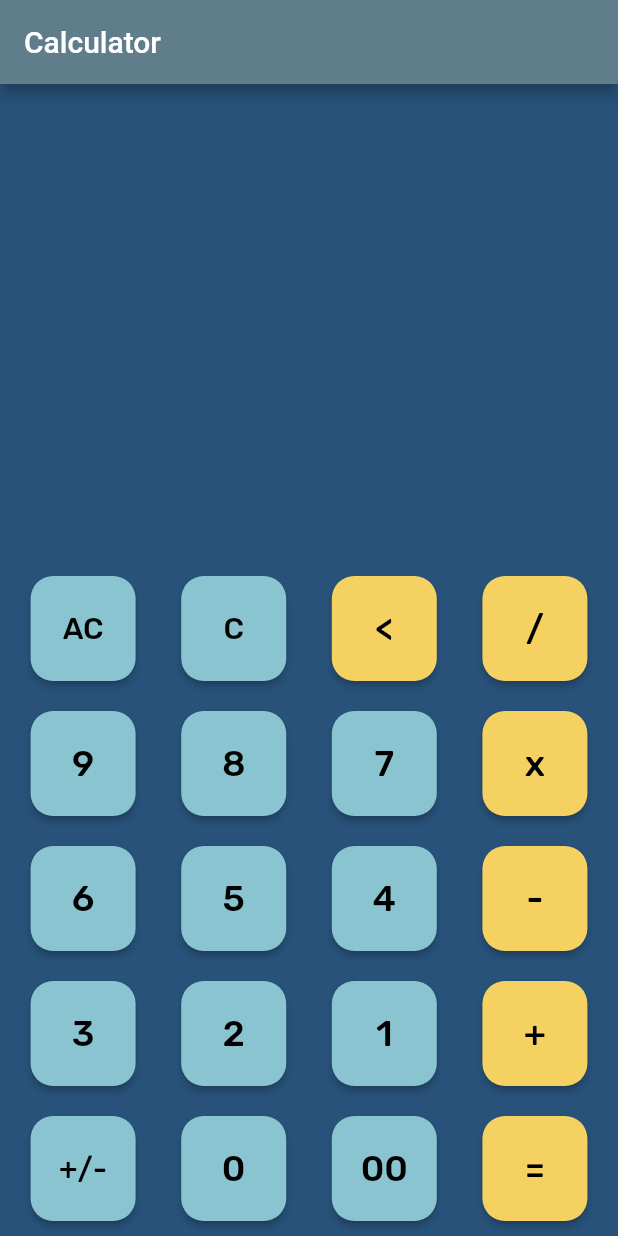
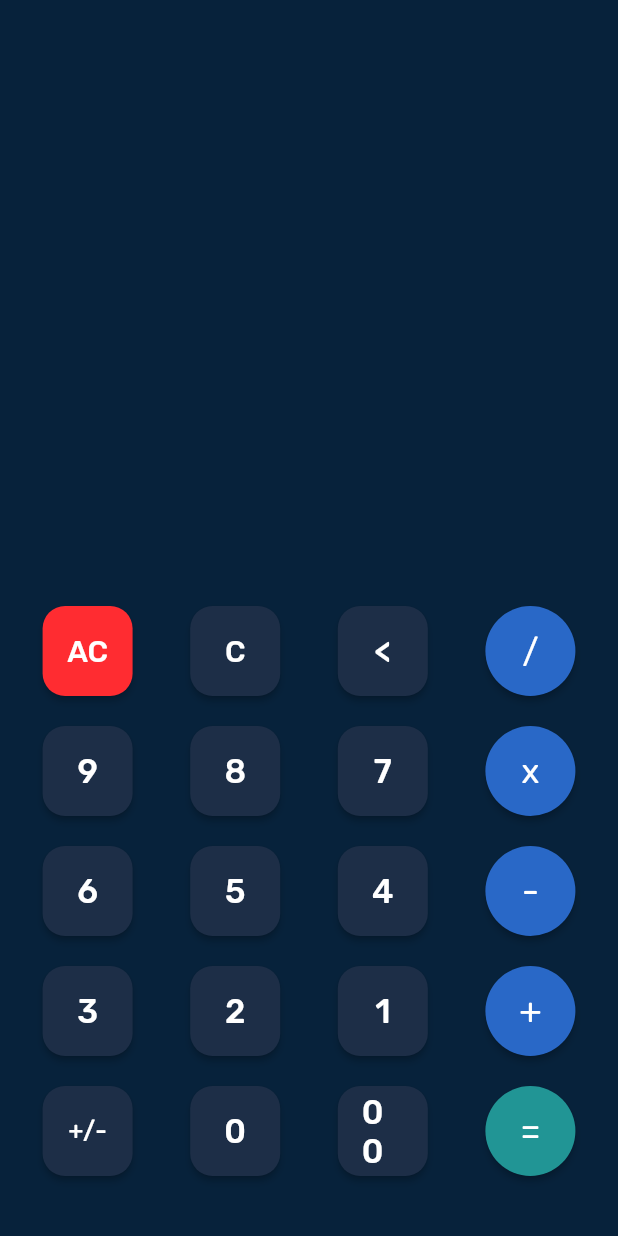
Before and after one commit to jigudobariya/flutter_calculator, a Flutter app: the screen it shows after launch, on a phone screen of 412 x 824 dp. Run offline on Flutter 3.47's test engine with Material 2 defaults, Android fonts, the phone set to English and light mode, and no system bars; our stand-ins replace google_fonts.

Commit message:
ui design change

```diff
--- a/lib/main.dart
+++ b/lib/main.dart
@@ -1,6 +1,7 @@
 import 'package:flutter/material.dart';
 import 'package:google_fonts/google_fonts.dart';
-import './widgets/calculator_button.dart';
+import 'widgets/calculator_button.dart';
+import 'widgets/operation_button.dart';
 
 void main() {
   runApp(const CalculatorApp());
@@ -22,7 +23,7 @@ class _CalculatorAppState extends State<CalculatorApp> {
   late String operation = '';
 
   void btnOnClick(String btnval) {
-    print(btnval);
+    // print(btnval);
     if (btnval == 'C') {
       textToDisplay = ' ';
       firstNum = 0;
@@ -87,13 +88,15 @@ class _CalculatorAppState extends State<CalculatorApp> {
         primarySwatch: Colors.blueGrey,
       ),
       home: Scaffold(
-        appBar: AppBar(
-          title: Text(
-            "Calculator",
-          ),
-        ),
-        backgroundColor: Color(0xff28527a),
+        // appBar: AppBar(
+        //   title: Text(
+        //     "Calculator",
+        //   ),
+        // ),
+        backgroundColor: Color(0xFF07223B),
         body: Container(
+          child: Padding(
+            padding: const EdgeInsets.only(bottom: 30),
             child: Column(
               mainAxisAlignment: MainAxisAlignment.end,
               children: [
@@ -128,30 +131,30 @@ class _CalculatorAppState extends State<CalculatorApp> {
                   children: [
                     CalculatorButton(
                       text: 'AC',
-                    fillColor: 0xff8ac4d0,
-                    textColor: 0xff000000,
+                      fillColor: 0xFFFF2C31,
+                      textColor: 0xffffffff,
                       textSize: 20,
                       callBack: btnOnClick,
                     ),
                     CalculatorButton(
                       text: 'C',
-                    fillColor: 0xff8ac4d0,
-                    textColor: 0xff000000,
+                      fillColor: 0xff1D2E47,
+                      textColor: 0xffffffff,
                       textSize: 20,
                       callBack: btnOnClick,
                     ),
                     CalculatorButton(
                       text: '<',
-                    fillColor: 0xfff4d160,
-                    textColor: 0xff000000,
-                    textSize: 24,
+                      fillColor: 0xff1D2E47,
+                      textColor: 0xffffffff,
+                      textSize: 22,
                       callBack: btnOnClick,
                     ),
-                  CalculatorButton(
+                    OperationButton(
                       text: '/',
-                    fillColor: 0xfff4d160,
-                    textColor: 0xff000000,
-                    textSize: 24,
+                      fillColor: 0xff2968C7,
+                      textColor: 0xffffffff,
+                      textSize: 22,
                       callBack: btnOnClick,
                     ),
                   ],
@@ -161,30 +164,30 @@ class _CalculatorAppState extends State<CalculatorApp> {
                   children: [
                     CalculatorButton(
                       text: '9',
-                    fillColor: 0xff8ac4d0,
-                    textColor: 0xff000000,
-                    textSize: 24,
+                      fillColor: 0xff1D2E47,
+                      textColor: 0xffffffff,
+                      textSize: 22,
                       callBack: btnOnClick,
                     ),
                     CalculatorButton(
                       text: '8',
-                    fillColor: 0xff8ac4d0,
-                    textColor: 0xff000000,
-                    textSize: 24,
+                      fillColor: 0xff1D2E47,
+                      textColor: 0xffffffff,
+                      textSize: 22,
                       callBack: btnOnClick,
                     ),
                     CalculatorButton(
                       text: '7',
-                    fillColor: 0xff8ac4d0,
-                    textColor: 0xff000000,
-                    textSize: 24,
+                      fillColor: 0xff1D2E47,
+                      textColor: 0xffffffff,
+                      textSize: 22,
                       callBack: btnOnClick,
                     ),
-                  CalculatorButton(
+                    OperationButton(
                       text: 'x',
-                    fillColor: 0xfff4d160,
-                    textColor: 0xff000000,
-                    textSize: 24,
+                      fillColor: 0xff2968C7,
+                      textColor: 0xffffffff,
+                      textSize: 22,
                       callBack: btnOnClick,
                     ),
                   ],
@@ -194,29 +197,29 @@ class _CalculatorAppState extends State<CalculatorApp> {
                   children: [
                     CalculatorButton(
                       text: '6',
-                    fillColor: 0xff8ac4d0,
-                    textColor: 0xff000000,
-                    textSize: 24,
+                      fillColor: 0xff1D2E47,
+                      textColor: 0xffffffff,
+                      textSize: 22,
                       callBack: btnOnClick,
                     ),
                     CalculatorButton(
                       text: '5',
-                    fillColor: 0xff8ac4d0,
-                    textColor: 0xff000000,
-                    textSize: 24,
+                      fillColor: 0xff1D2E47,
+                      textColor: 0xffffffff,
+                      textSize: 22,
                       callBack: btnOnClick,
                     ),
                     CalculatorButton(
                       text: '4',
-                    fillColor: 0xff8ac4d0,
-                    textColor: 0xff000000,
-                    textSize: 24,
+                      fillColor: 0xff1D2E47,
+                      textColor: 0xffffffff,
+                      textSize: 22,
                       callBack: btnOnClick,
                     ),
-                  CalculatorButton(
+                    OperationButton(
                       text: '-',
-                    fillColor: 0xfff4d160,
-                    textColor: 0xff000000,
+                      fillColor: 0xff2968C7,
+                      textColor: 0xffffffff,
                       textSize: 24,
                       callBack: btnOnClick,
                     ),
@@ -227,29 +230,29 @@ class _CalculatorAppState extends State<CalculatorApp> {
                   children: [
                     CalculatorButton(
                       text: '3',
-                    fillColor: 0xff8ac4d0,
-                    textColor: 0xff000000,
-                    textSize: 24,
+                      fillColor: 0xff1D2E47,
+                      textColor: 0xffffffff,
+                      textSize: 22,
                       callBack: btnOnClick,
                     ),
                     CalculatorButton(
                       text: '2',
-                    fillColor: 0xff8ac4d0,
-                    textColor: 0xff000000,
-                    textSize: 24,
+                      fillColor: 0xff1D2E47,
+                      textColor: 0xffffffff,
+                      textSize: 22,
                       callBack: btnOnClick,
                     ),
                     CalculatorButton(
                       text: '1',
-                    fillColor: 0xff8ac4d0,
-                    textColor: 0xff000000,
-                    textSize: 24,
+                      fillColor: 0xff1D2E47,
+                      textColor: 0xffffffff,
+                      textSize: 22,
                       callBack: btnOnClick,
                     ),
-                  CalculatorButton(
+                    OperationButton(
                       text: '+',
-                    fillColor: 0xfff4d160,
-                    textColor: 0xff000000,
+                      fillColor: 0xff2968C7,
+                      textColor: 0xffffffff,
                       textSize: 24,
                       callBack: btnOnClick,
                     ),
@@ -260,29 +263,29 @@ class _CalculatorAppState extends State<CalculatorApp> {
                   children: [
                     CalculatorButton(
                       text: '+/-',
-                    fillColor: 0xff8ac4d0,
-                    textColor: 0xff000000,
-                    textSize: 20,
+                      fillColor: 0xff1D2E47,
+                      textColor: 0xffffffff,
+                      textSize: 16,
                       callBack: btnOnClick,
                     ),
                     CalculatorButton(
                       text: '0',
-                    fillColor: 0xff8ac4d0,
-                    textColor: 0xff000000,
-                    textSize: 24,
+                      fillColor: 0xff1D2E47,
+                      textColor: 0xffffffff,
+                      textSize: 22,
                       callBack: btnOnClick,
                     ),
                     CalculatorButton(
                       text: '00',
-                    fillColor: 0xff8ac4d0,
-                    textColor: 0xff000000,
-                    textSize: 24,
+                      fillColor: 0xff1D2E47,
+                      textColor: 0xffffffff,
+                      textSize: 22,
                       callBack: btnOnClick,
                     ),
-                  CalculatorButton(
+                    OperationButton(
                       text: '=',
-                    fillColor: 0xfff4d160,
-                    textColor: 0xff000000,
+                      fillColor: 0xff219595,
+                      textColor: 0xFFFFFFFF,
                       textSize: 24,
                       callBack: btnOnClick,
                     ),
@@ -292,6 +295,7 @@ class _CalculatorAppState extends State<CalculatorApp> {
             ),
           ),
         ),
+      ),
     );
   }
 }
--- a/lib/widgets/calculator_button.dart
+++ b/lib/widgets/calculator_button.dart
@@ -22,8 +22,8 @@ class CalculatorButton extends StatelessWidget {
     return Container(
       margin: EdgeInsets.all(10.0),
       child: SizedBox(
-        height: 70,
-        width: 70,
+        height: 60,
+        width: 60,
         child: RaisedButton(
           shape: RoundedRectangleBorder(
             borderRadius: BorderRadius.circular(15),
--- /dev/null
+++ b/lib/widgets/operation_button.dart
@@ -0,0 +1,47 @@
+import 'package:flutter/material.dart';
+import 'package:google_fonts/google_fonts.dart';
+
+class OperationButton extends StatelessWidget {
+  final String text;
+  final int fillColor;
+  final int textColor;
+  final double textSize;
+  final Function callBack;
+
+  const OperationButton(
+      {Key? key,
+      required this.text,
+      required this.fillColor,
+      required this.textColor,
+      required this.textSize,
+      required this.callBack})
+      : super(key: key);
+
+  @override
+  Widget build(BuildContext context) {
+    return Container(
+      margin: EdgeInsets.all(10.0),
+      child: SizedBox(
+        height: 60,
+        width: 60,
+        child: RawMaterialButton(
+          elevation: 2.0,
+          fillColor: Color(fillColor),
+          shape: CircleBorder(),
+          child: Text(
+            text,
+            style: GoogleFonts.rubik(
+                textStyle:
+                    TextStyle(fontSize: textSize, color: Color(textColor))),
+          ),
+          onPressed: () => {
+            callBack(text),
+          },
+          // color: Color(fillColor),
+          // textColor: Color(textColor),
+        ),
+      ),
+    );
+    ;
+  }
+}
```
Lines whose indentation alone changed are shown as unchanged.
